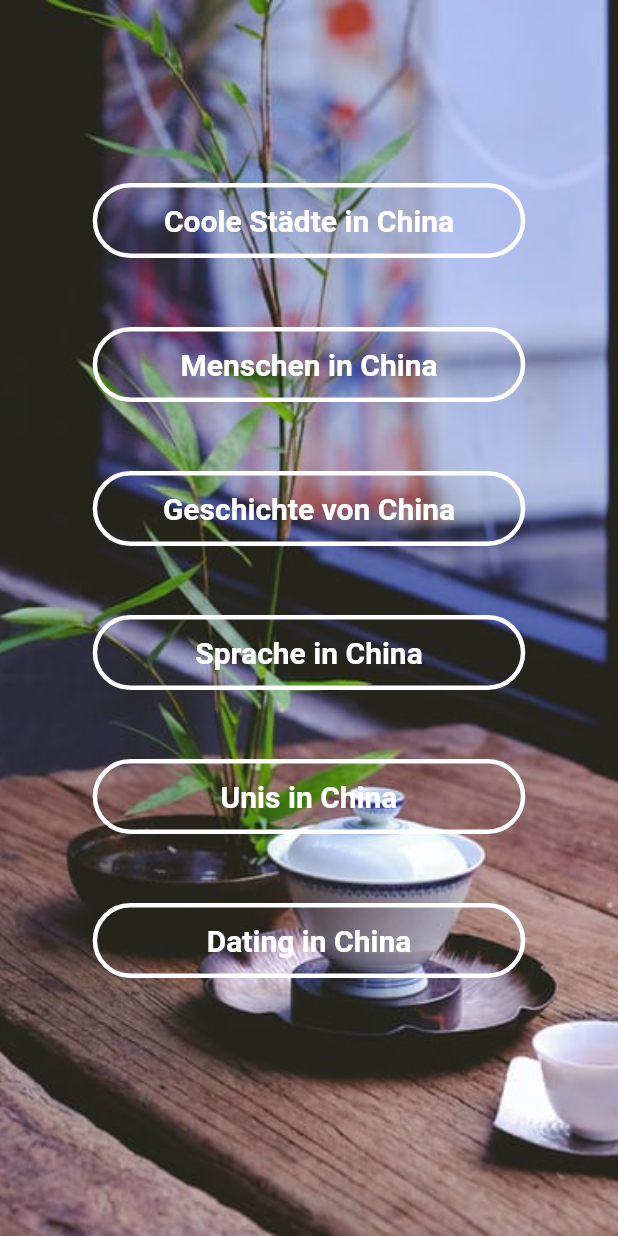
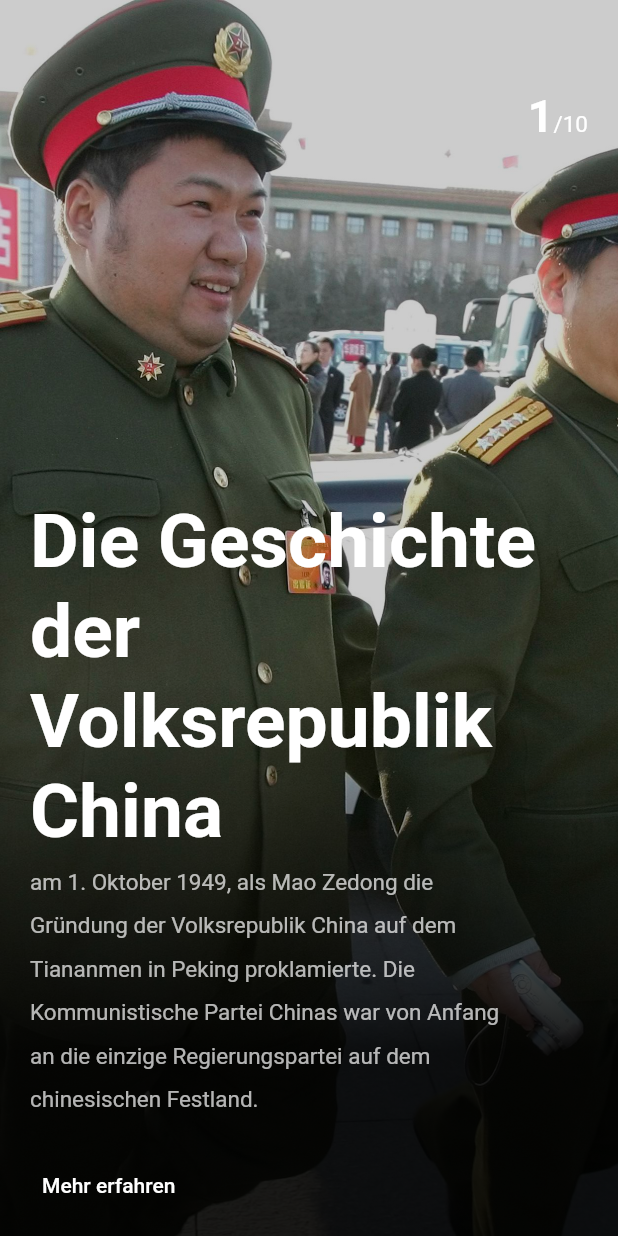
Before and after one commit to stephanxiayu/Entdecke-China, a Flutter app: the StartSeite screen opened directly, after a tap on "Geschichte von China", on a phone screen of 412 x 824 dp. Run offline on Flutter 3.47's test engine with Material 2 defaults, Android fonts, the phone set to English and light mode, and no system bars; our stand-ins replace simple_animations, youtube_player_flutter.

Commit message:
Changes to be committed: 	new file:   lib/assets/d10.png 	new file:   lib/history/geschichte.dart 	modified:   lib/menschen/menschen.dart 	modified:   lib/startseite.dart 	deleted:    lib/testbutton/button.dart 	modified:   pubspec.lock 	modified:   pubspec.yaml

```diff
--- /dev/null
+++ b/lib/history/geschichte.dart
@@ -0,0 +1,197 @@
+import 'package:china/videos/art798.dart';
+import 'package:china/city_animation.dart';
+import 'package:flutter/cupertino.dart';
+import 'package:flutter/material.dart';
+
+class Geschichte extends StatefulWidget {
+  @override
+  _GeschichteState createState() => _GeschichteState();
+}
+
+class _GeschichteState extends State<Geschichte>
+    with SingleTickerProviderStateMixin {
+  PageController _pageController;
+  int totalPage = 10;
+
+  void _onScroll() {}
+
+  @override
+  void initState() {
+    _pageController = PageController(
+      initialPage: 0,
+    )..addListener(_onScroll);
+
+    super.initState();
+  }
+
+  @override
+  void dispose() {
+    _pageController.dispose();
+    super.dispose();
+  }
+
+  @override
+  Widget build(BuildContext context) {
+    return Scaffold(
+      body: PageView(
+        controller: _pageController,
+        children: <Widget>[
+          makePage(
+              page: 1,
+              image: 'lib/assets/d10.png',
+              title: 'Die Geschichte der Volksrepublik China',
+              description: 'am 1. Oktober 1949, als Mao Zedong die Gründung der Volksrepublik China auf dem Tiananmen in Peking proklamierte. Die Kommunistische Partei Chinas war von Anfang an die einzige Regierungspartei auf dem chinesischen Festland. '),
+          makePage(
+              page: 2,
+              image: 'lib/assets/d10.png',
+              title: 'Die Geschichte der Volksrepublik China',
+              description:
+                  'Zuvor besiegte die Kommunistische Partei die Kuomintang und die Republik China, die sich dann nach Taiwan zurückzogen und dort blieben. Seit 1949 gab es fünf sogenannte "Überragende Führer": Mao Zedong (1949–1976), Deng Xiaoping (1978–1989), Jiang Zemin (1989–2002), Hu Jintao (2002–2012) und Xi Jinping (2012- ). Hua Guofeng war während der Übergangszeit (1976–1978) führend. Vier Verfassungen wurden 1954, 1975, 1978 bzw. 1982 veröffentlicht.'),
+          makePage(
+              page: 3,
+              image: 'lib/assets/d10.png',
+              title: 'Kunst in China',
+              description:
+                  "Sedona is regularly described as one of America's most beautiful places. Nowhere else will you find a landscape as dramatically colorful."),
+          makePage(
+              page: 4,
+              image: 'lib/assets/ma4.jpg',
+              title: 'Werke',
+              description:
+                  "Savannah, with its Spanish moss, Southern accents and creepy graveyards, is a lot like Charleston, South Carolina. But this city about 100 miles to the south has an eccentric streak."),
+          makePage(
+              page: 5,
+              image: 'lib/assets/ma5.jpg',
+              title: '798 Künstlervirtel',
+              description:
+                  "Savannah, with its Spanish moss, Southern accents and creepy graveyards, is a lot like Charleston, South Carolina. But this city about 100 miles to the south has an eccentric streak."),
+          makePage(
+              page: 6,
+              image: 'lib/assets/ma6.jpg',
+              title: 'HuTongs',
+              description:
+                  "Savannah, with its Spanish moss, Southern accents and creepy graveyards, is a lot like Charleston, South Carolina. But this city about 100 miles to the south has an eccentric streak."),
+          makePage(
+              page: 7,
+              image: 'lib/assets/ma7.jpg',
+              title: 'Chinesische Mauer',
+              description:
+                  "Savannah, with its Spanish moss, Southern accents and creepy graveyards, is a lot like Charleston, South Carolina. But this city about 100 miles to the south has an eccentric streak."),
+          makePage(
+              page: 8,
+              image: 'lib/assets/ma8.jpg',
+              title: 'TV Building',
+              description:
+                  "Savannah, with its Spanish moss, Southern accents and creepy graveyards, is a lot like Charleston, South Carolina. But this city about 100 miles to the south has an eccentric streak."),
+          makePage(
+              page: 9,
+              image: 'lib/assets/ma9.jpg',
+              title: 'Himmels Palast',
+              description:
+                  "Savannah, with its Spanish moss, Southern accents and creepy graveyards, is a lot like Charleston, South Carolina. But this city about 100 miles to the south has an eccentric streak."),
+          makePage(
+              page: 10,
+              image: 'lib/assets/ma10.jpg',
+              title: 'Atmosphere Bar',
+              description:
+                  "Savannah, with its Spanish moss, Southern accents and creepy graveyards, is a lot like Charleston, South Carolina. But this city about 100 miles to the south has an eccentric streak."),
+        ],
+      ),
+    );
+  }
+
+  Widget makePage({image, title, description, page}) {
+    return Container(
+      decoration: BoxDecoration(
+          image: DecorationImage(image: AssetImage(image), fit: BoxFit.cover)),
+      child: Container(
+        decoration: BoxDecoration(
+            gradient: LinearGradient(begin: Alignment.bottomRight, stops: [
+          0.3,
+          0.9
+        ], colors: [
+          Colors.black.withOpacity(.9),
+          Colors.black.withOpacity(.2),
+        ])),
+        child: Padding(
+          padding: EdgeInsets.all(20),
+          child: Column(
+              crossAxisAlignment: CrossAxisAlignment.start,
+              children: <Widget>[
+                SizedBox(
+                  height: 40,
+                ),
+                Row(
+                  mainAxisAlignment: MainAxisAlignment.end,
+                  crossAxisAlignment: CrossAxisAlignment.baseline,
+                  textBaseline: TextBaseline.alphabetic,
+                  children: <Widget>[
+                    FadeAnimation(
+                        2,
+                        Text(
+                          page.toString(),
+                          style: TextStyle(
+                              color: Colors.white,
+                              fontSize: 30,
+                              fontWeight: FontWeight.bold),
+                        )),
+                    Text(
+                      '/' + totalPage.toString(),
+                      style: TextStyle(color: Colors.white, fontSize: 15),
+                    )
+                  ],
+                ),
+                Expanded(
+                  child: Column(
+                    mainAxisAlignment: MainAxisAlignment.end,
+                    crossAxisAlignment: CrossAxisAlignment.start,
+                    children: <Widget>[
+                      FadeAnimation(
+                          1,
+                          Text(
+                            title,
+                            style: TextStyle(
+                                color: Colors.white,
+                                fontSize: 50,
+                                height: 1.2,
+                                fontWeight: FontWeight.bold),
+                          )),
+                      FadeAnimation(
+                          2,
+                          Padding(
+                            padding: const EdgeInsets.only(right: 50),
+                            child: Text(
+                              description,
+                              style: TextStyle(
+                                  color: Colors.white.withOpacity(.7),
+                                  height: 1.9,
+                                  fontSize: 15),
+                            ),
+                          )),
+                      SizedBox(
+                        height: 30,
+                      ),
+                      SizedBox(
+                        child: TextButton(
+                          onPressed: () => Navigator.push(
+                        context,
+                        MaterialPageRoute(
+                          builder: (context) => ART(),
+                        ),
+                      ),
+                          child: Text(
+                            "Mehr erfahren",
+                            style: TextStyle(color: Colors.white),
+                          ),
+                        ),
+                        height: 30,
+                      ),
+                    ],
+                  ),
+                )
+              ]),
+        ),
+      ),
+    );
+  }
+}
--- a/lib/menschen/menschen.dart
+++ b/lib/menschen/menschen.dart
@@ -1,9 +1,9 @@
 
 import 'package:china/menschen/ma_yun.dart';
 import 'package:china/menschen/xin_li.dart';
-import 'package:china/testbutton/button.dart';
+
 import 'package:china/wedding.dart';
-import 'package:hover_effect/hover_effect.dart';
+
 import 'package:flutter/material.dart';
 
 class MenschenUebersicht extends StatelessWidget {
@@ -141,26 +141,7 @@ class MenschenUebersicht extends StatelessWidget {
                     SizedBox(height: 10),
                   ]),
             ),
-            Center(
-              child: Container(
-              width: 200,
-              height: 50,
-              child: HoverCard(
-                builder: (context, hovering) {
-                  return Container(
-                    color: Colors.transparent,
 
-                  );
-                },
-                depth: 10,
-                depthColor: Colors.grey[500],
-                shadow: BoxShadow(color: Colors.red,
-                blurRadius: 40,
-                spreadRadius: -15,
-                offset: Offset(0,40)),
-              ),
-          ),
-            )
 
             ]),
              ]) ),
--- a/lib/startseite.dart
+++ b/lib/startseite.dart
@@ -1,3 +1,4 @@
+import 'package:china/history/geschichte.dart';
 import 'package:china/homescreen.dart';
 import 'package:china/menschen/menschen.dart';
 import 'package:flutter/material.dart';
@@ -105,7 +106,12 @@ class StartSeite extends StatelessWidget {
                   children: [
                     Center(
                       child: TextButton(
-                        onPressed: () {},
+                       onPressed: () => Navigator.push(
+                          context,
+                          MaterialPageRoute(
+                            builder: (context) => Geschichte(),
+                          ),
+                        ),
                         child: Container(
                           decoration: BoxDecoration(
                             color: Colors.transparent,
--- a/lib/testbutton/button.dart
+++ /dev/null
@@ -1,27 +0,0 @@
-import 'package:flutter/material.dart';
-
-class CustomButton extends StatelessWidget {
-  final VoidCallback callback;
-  final String text;
-
-  const CustomButton({Key key, this.callback, this.text}) : super(key: key);
-
-
-  @override
-  Widget build(BuildContext context) {
-    return Container(
-      padding: const EdgeInsets.all(8),
-      child: Material(
-        elevation: 8.0,
-        borderRadius: BorderRadius.circular(30),
-        child:MaterialButton(onPressed: callback,
-        minWidth: 200.0,
-        height: 45,
-        color: Colors.transparent,
-        child: Text(text),
-        )
-
-         ,),
-    );
-  }
-}
--- a/pubspec.yaml
+++ b/pubspec.yaml
@@ -29,7 +29,7 @@ dependencies:
   youtube_player_flutter: ^6.1.0+7
   video_player: ^1.0.1
   url_launcher: ^5.7.10
-  hover_effect:
+
 
 
 
@@ -123,6 +123,7 @@ flutter:
     - lib/assets/xinli7.jpg
     - lib/assets/d8.png
     - lib/assets/d9.png
+    - lib/assets/d10.png
 
 
 
```
Also changed, not shown: lib/assets/d10.png (added), pubspec.lock.
